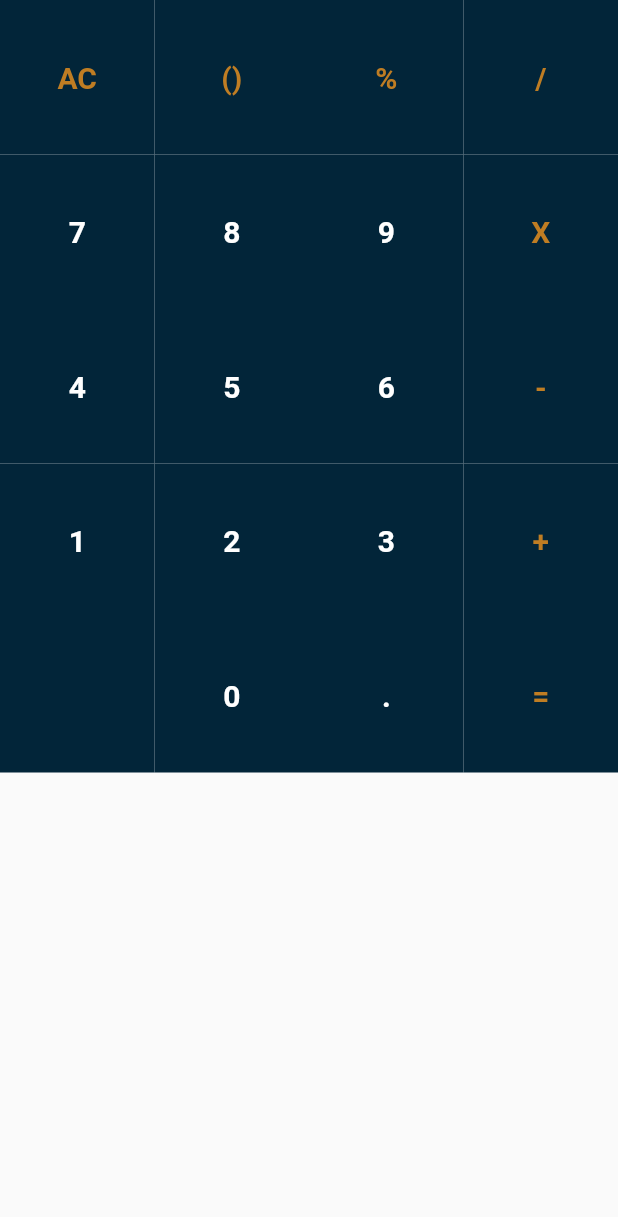
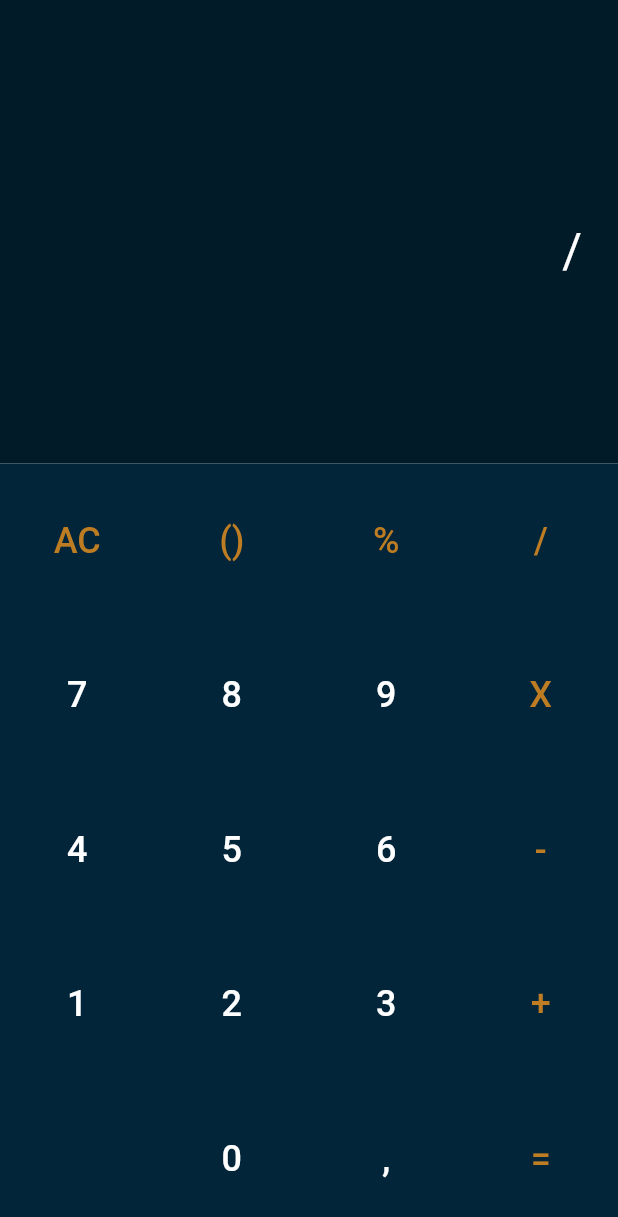
Before and after one commit to fabricio-silva-89/calc, a Flutter app: the screen it shows after launch, after a tap on an icon or button, on a phone screen of 412 x 824 dp. Shown: the top 1217 px of the screen. Run offline on Flutter 3.47's test engine with Material 2 defaults, Android fonts, the phone set to English and light mode, and no system bars; our stand-ins replace google_fonts.

Commit message:
display e criação do controller

```diff
--- /dev/null
+++ b/lib/controller/home_controller.dart
@@ -0,0 +1,44 @@
+class HomeController {
+  String output = "";
+  String input = "";
+  double _value1 = 0;
+  double _value2 = 0;
+  double _result = 0;
+
+  void clear() {
+    output = "";
+    input = "";
+  }
+
+  void addInput(String value) {
+    if (value == "/" || value == "X" || value == "-" || value == "+") {
+      input = input + " " + value + " ";
+    } else {
+      input = input + value;
+    }
+  }
+
+  void _calculate({
+    required double value1,
+    required double value2,
+    required String operation,
+  }) {
+    if (operation == "+") _add(value1: value1, value2: value2);
+  }
+
+  double _add({required double value1, required double value2}) {
+    return value1 + value2;
+  }
+
+  double _sub({required double value1, required double value2}) {
+    return value1 - value2;
+  }
+
+  double _mult({required double value1, required double value2}) {
+    return value1 * value2;
+  }
+
+  double _div({required double value1, required double value2}) {
+    return value1 / value2;
+  }
+}
--- a/lib/core/app_text_styles.dart
+++ b/lib/core/app_text_styles.dart
@@ -5,25 +5,21 @@ import 'package:google_fonts/google_fonts.dart';
 class AppTextStyles {
   static final TextStyle keyboardNumber = GoogleFonts.roboto(
     color: AppColors.white,
-    fontSize: 20.0,
-    fontWeight: FontWeight.bold,
+    fontSize: 24.0,
   );
 
   static final TextStyle keyboardSymbol = GoogleFonts.roboto(
     color: AppColors.gold,
-    fontSize: 20.0,
-    fontWeight: FontWeight.bold,
+    fontSize: 24.0,
   );
 
   static final TextStyle result = GoogleFonts.roboto(
     color: AppColors.white,
-    fontSize: 32.0,
-    fontWeight: FontWeight.bold,
+    fontSize: 78.0,
   );
 
   static final TextStyle input = GoogleFonts.roboto(
     color: AppColors.white,
-    fontSize: 18.0,
-    fontWeight: FontWeight.bold,
+    fontSize: 32.0,
   );
 }
--- a/lib/pages/home_page.dart
+++ b/lib/pages/home_page.dart
@@ -1,11 +1,95 @@
+import 'package:calc/controller/home_controller.dart';
+import 'package:calc/widgets/display_widget.dart';
 import 'package:calc/widgets/keyboard_widget.dart';
 import 'package:flutter/material.dart';
 
-class HomePage extends StatelessWidget {
+class HomePage extends StatefulWidget {
+  @override
+  _HomePageState createState() => _HomePageState();
+}
+
+class _HomePageState extends State<HomePage> {
+  HomeController _homeController = HomeController();
+
+  void addValue(String value) {
+    _homeController.addInput(value);
+    setState(() {});
+  }
+
+  void clear() {
+    _homeController.clear();
+    setState(() {});
+  }
+
   @override
   Widget build(BuildContext context) {
     return Scaffold(
-      body: KeyboardWidget(),
+      body: SafeArea(
+        child: Column(
+          children: [
+            Expanded(child: DisplayWidget(input: _homeController.input, output: _homeController.output)),
+            KeyboardWidget(
+              onPressed0: () {
+                addValue("0");
+              },
+              onPressed1: () {
+                addValue("1");
+              },
+              onPressed2: () {
+                addValue("2");
+              },
+              onPressed3: () {
+                addValue("3");
+              },
+              onPressed4: () {
+                addValue("4");
+              },
+              onPressed5: () {
+                addValue("5");
+              },
+              onPressed6: () {
+                addValue("6");
+              },
+              onPressed7: () {
+                addValue("7");
+              },
+              onPressed8: () {
+                addValue("8");
+              },
+              onPressed9: () {
+                addValue("9");
+              },
+              onPressedClear: () {
+                clear();
+              },
+              onPressedParentheses: () {
+                //addValue("0");
+              },
+              onPressedPercent: () {
+                //addValue("0");
+              },
+              onPressedDivision: () {
+                addValue("/");
+              },
+              onPressedMutiplication: () {
+                addValue("X");
+              },
+              onPressedSubtraction: () {
+                addValue("-");
+              },
+              onPressedAddition: () {
+                addValue("+");
+              },
+              onPressedEqual: () {
+                //addValue("");
+              },
+              onPressedComma: () {
+                addValue(",");
+              },
+            ),
+          ],
+        ),
+      ),
     );
   }
 }
--- a/lib/widgets/button_calc_widget.dart
+++ b/lib/widgets/button_calc_widget.dart
@@ -35,7 +35,6 @@ class ButtonCalcWidget extends StatelessWidget {
     return Container(
       height: size,
       width: size,
-      color: AppColors.blue,
       child: TextButton(
         child: Text(
           label,
--- /dev/null
+++ b/lib/widgets/display_widget.dart
@@ -0,0 +1,36 @@
+import 'package:calc/core/app_colors.dart';
+import 'package:calc/core/app_text_styles.dart';
+import 'package:flutter/material.dart';
+
+class DisplayWidget extends StatelessWidget {
+  final String input;
+  final String output;
+
+  const DisplayWidget({Key? key, required this.input, required this.output}) : super(key: key);
+
+  @override
+  Widget build(BuildContext context) {
+    double width = MediaQuery.of(context).size.width;
+
+    return Container(
+      width: width,
+      color: AppColors.darkBlue,
+      child: Column(
+        crossAxisAlignment: CrossAxisAlignment.end,
+        mainAxisAlignment: MainAxisAlignment.end,
+        children: [
+          Padding(
+            padding: const EdgeInsets.symmetric(horizontal: 16.0),
+            child: Text(input, style: AppTextStyles.input),
+          ),
+          SizedBox(height: 16.0),
+          Padding(
+            padding: const EdgeInsets.symmetric(horizontal: 8.0),
+            child: Text(output, style: AppTextStyles.result),
+          ),
+          SizedBox(height: 16.0),
+        ],
+      ),
+    );
+  }
+}
--- a/lib/widgets/keyboard_widget.dart
+++ b/lib/widgets/keyboard_widget.dart
@@ -1,52 +1,99 @@
+import 'package:calc/core/app_colors.dart';
 import 'package:flutter/material.dart';
 import 'button_calc_widget.dart';
 
 class KeyboardWidget extends StatelessWidget {
+  final VoidCallback onPressed0;
+  final VoidCallback onPressed1;
+  final VoidCallback onPressed2;
+  final VoidCallback onPressed3;
+  final VoidCallback onPressed4;
+  final VoidCallback onPressed5;
+  final VoidCallback onPressed6;
+  final VoidCallback onPressed7;
+  final VoidCallback onPressed8;
+  final VoidCallback onPressed9;
+  final VoidCallback onPressedClear;
+  final VoidCallback onPressedParentheses;
+  final VoidCallback onPressedPercent;
+  final VoidCallback onPressedDivision;
+  final VoidCallback onPressedMutiplication;
+  final VoidCallback onPressedAddition;
+  final VoidCallback onPressedSubtraction;
+  final VoidCallback onPressedEqual;
+  final VoidCallback onPressedComma;
+
+  const KeyboardWidget({
+    Key? key,
+    required this.onPressed0,
+    required this.onPressed1,
+    required this.onPressed2,
+    required this.onPressed3,
+    required this.onPressed4,
+    required this.onPressed5,
+    required this.onPressed6,
+    required this.onPressed7,
+    required this.onPressed8,
+    required this.onPressed9,
+    required this.onPressedClear,
+    required this.onPressedParentheses,
+    required this.onPressedPercent,
+    required this.onPressedDivision,
+    required this.onPressedMutiplication,
+    required this.onPressedAddition,
+    required this.onPressedSubtraction,
+    required this.onPressedEqual,
+    required this.onPressedComma,
+  }) : super(key: key);
+
   @override
   Widget build(BuildContext context) {
-    return Column(
+    return Container(
+      color: AppColors.blue,
+      child: Column(
         children: [
           Row(
             children: [
-            ButtonCalcWidget.symbol(label: "AC", onPressed: () {}),
-            ButtonCalcWidget.symbol(label: "()", onPressed: () {}),
-            ButtonCalcWidget.symbol(label: "%", onPressed: () {}),
-            ButtonCalcWidget.symbol(label: "/", onPressed: () {}),
+              ButtonCalcWidget.symbol(label: "AC", onPressed: onPressedClear),
+              ButtonCalcWidget.symbol(label: "()", onPressed: onPressedParentheses),
+              ButtonCalcWidget.symbol(label: "%", onPressed: onPressedPercent),
+              ButtonCalcWidget.symbol(label: "/", onPressed: onPressedDivision),
             ],
           ),
           Row(
             children: [
-            ButtonCalcWidget.number(label: "7", onPressed: () {}),
-            ButtonCalcWidget.number(label: "8", onPressed: () {}),
-            ButtonCalcWidget.number(label: "9", onPressed: () {}),
-            ButtonCalcWidget.symbol(label: "X", onPressed: () {}),
+              ButtonCalcWidget.number(label: "7", onPressed: onPressed7),
+              ButtonCalcWidget.number(label: "8", onPressed: onPressed8),
+              ButtonCalcWidget.number(label: "9", onPressed: onPressed9),
+              ButtonCalcWidget.symbol(label: "X", onPressed: onPressedMutiplication),
             ],
           ),
           Row(
             children: [
-            ButtonCalcWidget.number(label: "4", onPressed: () {}),
-            ButtonCalcWidget.number(label: "5", onPressed: () {}),
-            ButtonCalcWidget.number(label: "6", onPressed: () {}),
-            ButtonCalcWidget.symbol(label: "-", onPressed: () {}),
+              ButtonCalcWidget.number(label: "4", onPressed: onPressed4),
+              ButtonCalcWidget.number(label: "5", onPressed: onPressed5),
+              ButtonCalcWidget.number(label: "6", onPressed: onPressed6),
+              ButtonCalcWidget.symbol(label: "-", onPressed: onPressed7),
             ],
           ),
           Row(
             children: [
-            ButtonCalcWidget.number(label: "1", onPressed: () {}),
-            ButtonCalcWidget.number(label: "2", onPressed: () {}),
-            ButtonCalcWidget.number(label: "3", onPressed: () {}),
-            ButtonCalcWidget.symbol(label: "+", onPressed: () {}),
+              ButtonCalcWidget.number(label: "1", onPressed: onPressed1),
+              ButtonCalcWidget.number(label: "2", onPressed: onPressed2),
+              ButtonCalcWidget.number(label: "3", onPressed: onPressed3),
+              ButtonCalcWidget.symbol(label: "+", onPressed: onPressedAddition),
             ],
           ),
           Row(
             children: [
               ButtonCalcWidget.number(label: ""),
-            ButtonCalcWidget.number(label: "0", onPressed: () {}),
-            ButtonCalcWidget.number(label: ".", onPressed: () {}),
-            ButtonCalcWidget.symbol(label: "=", onPressed: () {}),
+              ButtonCalcWidget.number(label: "0", onPressed: onPressed0),
+              ButtonCalcWidget.number(label: ",", onPressed: onPressedComma),
+              ButtonCalcWidget.symbol(label: "=", onPressed: onPressedEqual),
             ],
           ),
         ],
+      ),
     );
   }
 }
```
Lines whose indentation alone changed are shown as unchanged.
